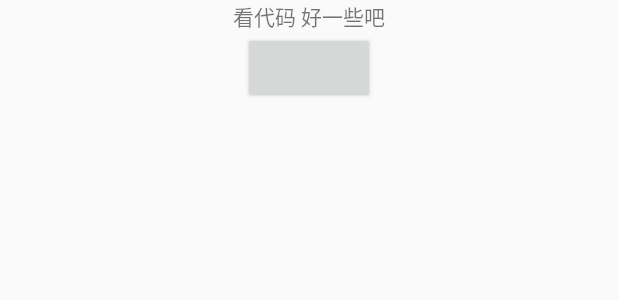
After one commit to Shimingli/AndriodDesignPattern, an Android app: the layout mediator_model_fragment_layout.xml on its own in the app's theme, with its tools: preview values and no code run, on a phone screen of 412 x 824 dp. The commit adds this screen. Shown: the top 300 px of the screen. Run offline under Robolectric (Android 15) with nearby library versions, the phone set to English and light mode, and no system bars.

Commit message:
1、提交中介者模式

```diff
--- a/app/src/main/java/com/shiming/andrioddesignpattern/BehaviorModelActivity.java
+++ b/app/src/main/java/com/shiming/andrioddesignpattern/BehaviorModelActivity.java
@@ -10,6 +10,7 @@ import android.support.v7.app.AppCompatActivity;
 
 import com.flyco.tablayout.SlidingTabLayout;
 import com.shiming.andrioddesignpattern.Visitor_pattern.VisitorPatternModelFragment;
+import com.shiming.andrioddesignpattern.mediator_Pattern.MediatorPatternModelFragment;
 import com.shiming.andrioddesignpattern.ui.ChainOfResponsibilityFragment;
 import com.shiming.andrioddesignpattern.ui.CommandPatternModelFragment;
 import com.shiming.andrioddesignpattern.ui.IteratorModelFragment;
@@ -48,6 +49,7 @@ public class BehaviorModelActivity extends AppCompatActivity {
                 this.getResources().getString(R.string.all_order_tab22),
                 this.getResources().getString(R.string.all_order_tab23),
                 this.getResources().getString(R.string.all_order_tab24),
+                this.getResources().getString(R.string.all_order_tab25),
         };
 
         mFragments.add(new StrategyModelFragment());
@@ -59,6 +61,7 @@ public class BehaviorModelActivity extends AppCompatActivity {
         mFragments.add(new MementoModelFragment());
         mFragments.add(new StateModelFragment());
         mFragments.add(new VisitorPatternModelFragment());
+        mFragments.add(new MediatorPatternModelFragment());
 
 
         mAdapter = new MyPagerAdapter(getSupportFragmentManager());
--- /dev/null
+++ b/app/src/main/res/layout/mediator_model_fragment_layout.xml
@@ -0,0 +1,16 @@
+<?xml version="1.0" encoding="utf-8"?>
+<LinearLayout xmlns:android="http://schemas.android.com/apk/res/android"
+    android:orientation="vertical"
+    android:layout_width="match_parent"
+    android:layout_height="match_parent">
+    <TextView
+        android:text="看代码 好一些吧"
+        android:layout_gravity="center"
+        android:layout_width="wrap_content"
+        android:layout_height="wrap_content"/>
+    <Button
+        android:layout_gravity="center"
+        android:id="@+id/btn"
+        android:layout_width="wrap_content"
+        android:layout_height="wrap_content"/>
+</LinearLayout>
--- a/app/src/main/res/values/strings.xml
+++ b/app/src/main/res/values/strings.xml
@@ -139,4 +139,5 @@
     <string name="state_model">一个对象内在状态发生了改变时候允许改变其行为，这个对象看起来像是改变了其类
         状态模式封装的非常好，状态的变更引起了行为的变更，从外部看起来就好像这个对象对应的类发生了改变一样</string>
     <string name="all_order_tab24">访问者模式</string>
+    <string name="all_order_tab25">中介者模式</string>
 </resources>
```
Also changed, not shown: app/src/main/java/com/shiming/andrioddesignpattern/mediator_Pattern/AirportMediator.java (added, +44 -0 lines), app/src/main/java/com/shiming/andrioddesignpattern/mediator_Pattern/ConcreteFly.java (added, +46 -0 lines), app/src/main/java/com/shiming/andrioddesignpattern/mediator_Pattern/Fly.java (added, +43 -0 lines), app/src/main/java/com/shiming/andrioddesignpattern/mediator_Pattern/Mediator.java (added, +11 -0 lines), app/src/main/java/com/shiming/andrioddesignpattern/mediator_Pattern/MediatorPatternModelFragment.java (added, +67 -0 lines), 2 other files.
